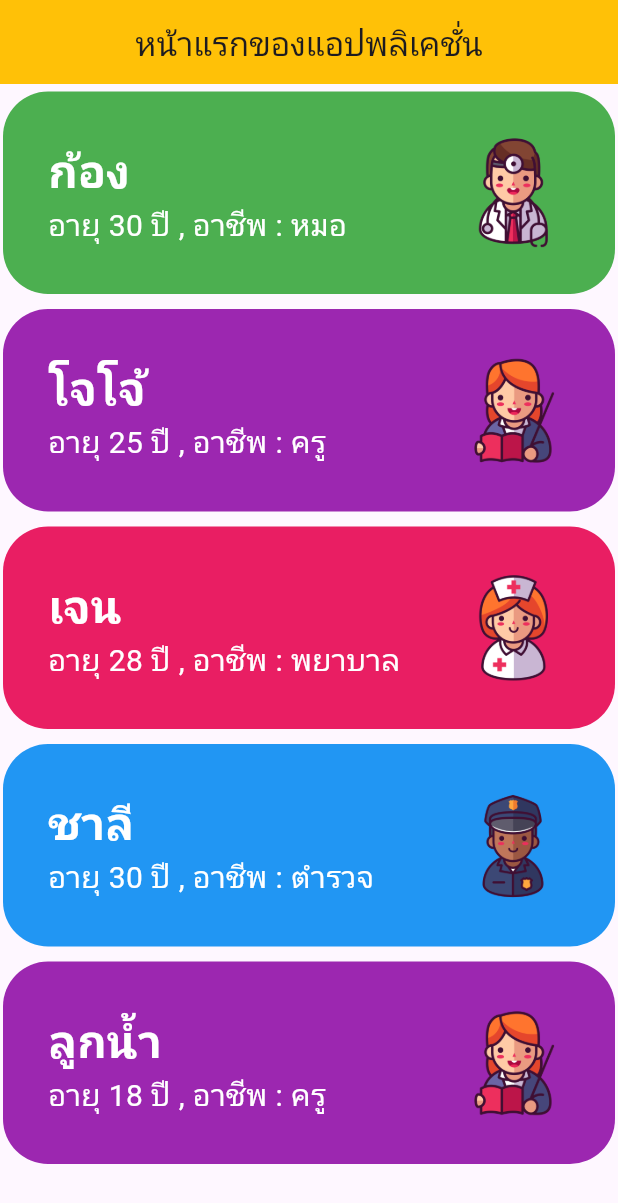
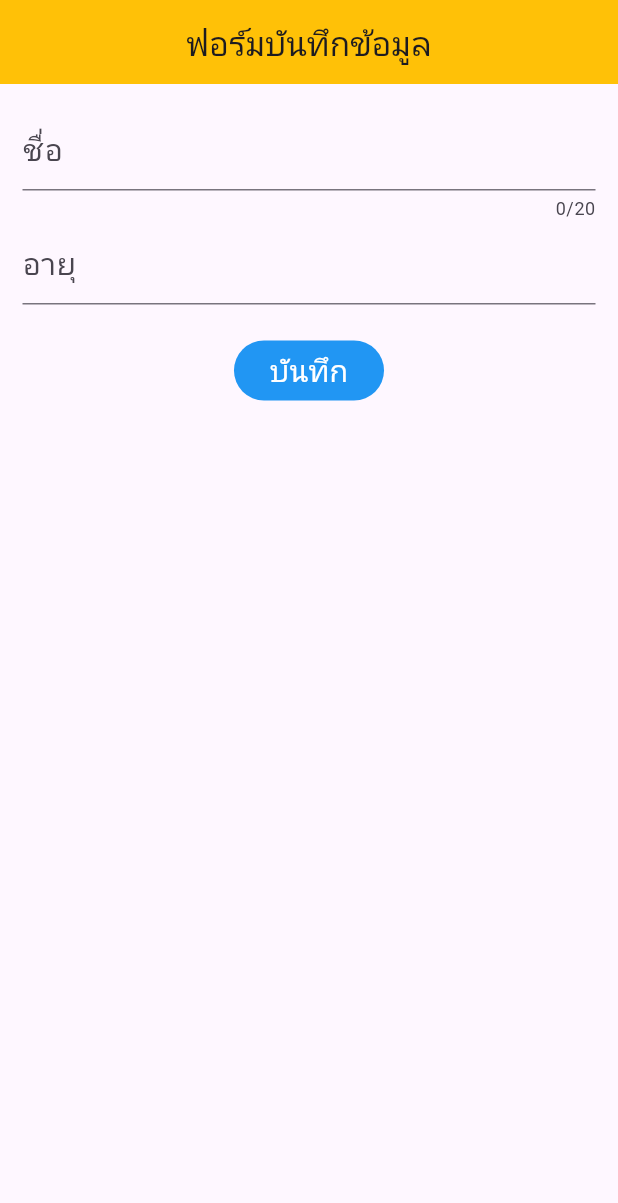
Before and after one commit to Lskram/AppMian, a Flutter app: the screen it shows after launch, on a phone screen of 412 x 824 dp. Shown: the top 1203 px of the screen. Run offline on Flutter 3.47's test engine with Material 3 defaults, Android fonts, the phone set to English and light mode, and no system bars; our stand-ins replace google_fonts; Roboto replaces fonts that are missing (Kanit).

Commit message:
TextFormFill Input

```diff
--- a/myapp/lib/main.dart
+++ b/myapp/lib/main.dart
@@ -1,9 +1,10 @@
 import 'package:flutter/material.dart';
+import 'package:myapp/screens/addform.dart';
 import 'package:myapp/screens/home.dart';
 import 'package:myapp/screens/item.dart';
 
 void main() {
-  runApp(MyApp());
+  runApp(Addform());
 }
 
 class MyApp extends StatelessWidget {
--- /dev/null
+++ b/myapp/lib/screens/addform.dart
@@ -0,0 +1,51 @@
+import 'package:flutter/material.dart';
+
+class Addform extends StatefulWidget {
+  const Addform({super.key});
+
+  @override
+  State<Addform> createState() => _AddformState();
+}
+
+class _AddformState extends State<Addform> {
+  @override
+  Widget build(BuildContext context) {
+    return MaterialApp(
+      title: "My app",
+      home: Scaffold(
+        appBar: AppBar(
+          title: const Text("ฟอร์มบันทึกข้อมูล"),
+          backgroundColor: Colors.amber,
+          centerTitle: true,
+        ),
+        body: Padding(
+          padding: EdgeInsets.all(15),
+          child: Form(
+            child: Column(
+              children: [
+                TextFormField(
+                  maxLength: 20,
+                  decoration: InputDecoration(
+                    label: Text("ชื่อ", style: TextStyle(fontSize: 20)),
+                  ),
+                ),
+                TextFormField(
+                  keyboardType: TextInputType.number,
+                  decoration: InputDecoration(
+                    label: Text("อายุ", style: TextStyle(fontSize: 20)),
+                  ),
+                ),
+                const SizedBox(height: 20),
+                FilledButton(
+                  onPressed: () {},
+                  style: FilledButton.styleFrom(backgroundColor: Colors.blue),
+                  child: Text("บันทึก", style: TextStyle(fontSize: 20)),
+                ),
+              ],
+            ),
+          ),
+        ),
+      ),
+    );
+  }
+}
```
